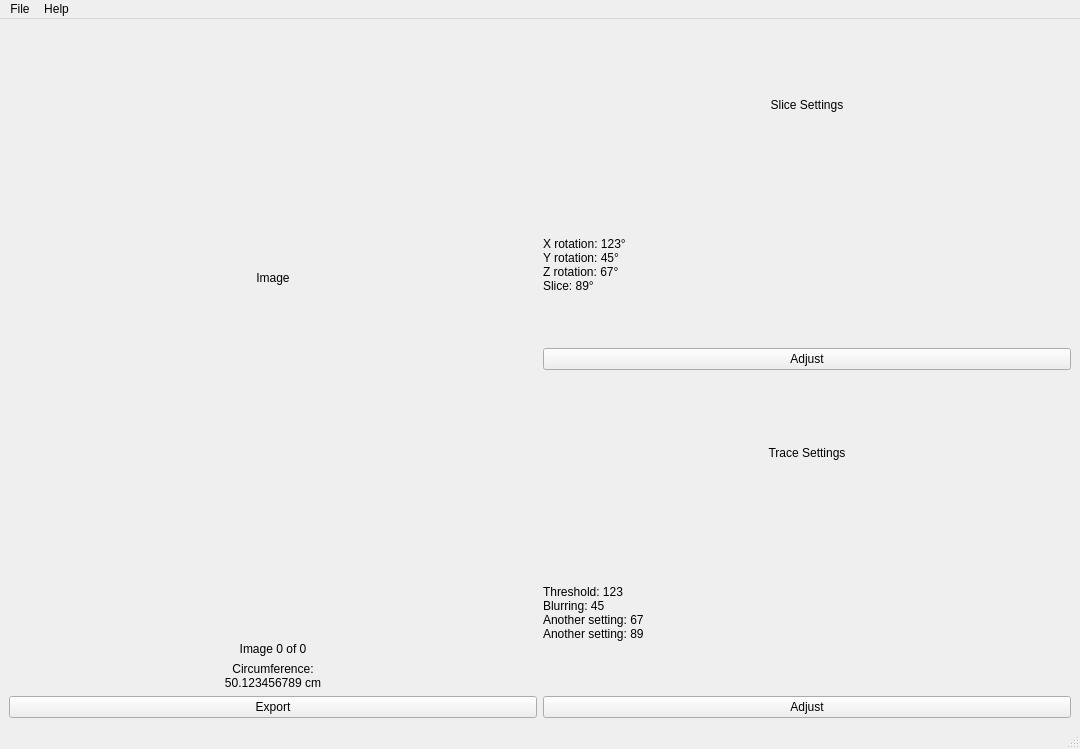
The window that src/GUI/circumference.ui (NIRALUser/NeuroRuler) describes before a commit, drawn with Qt 5.
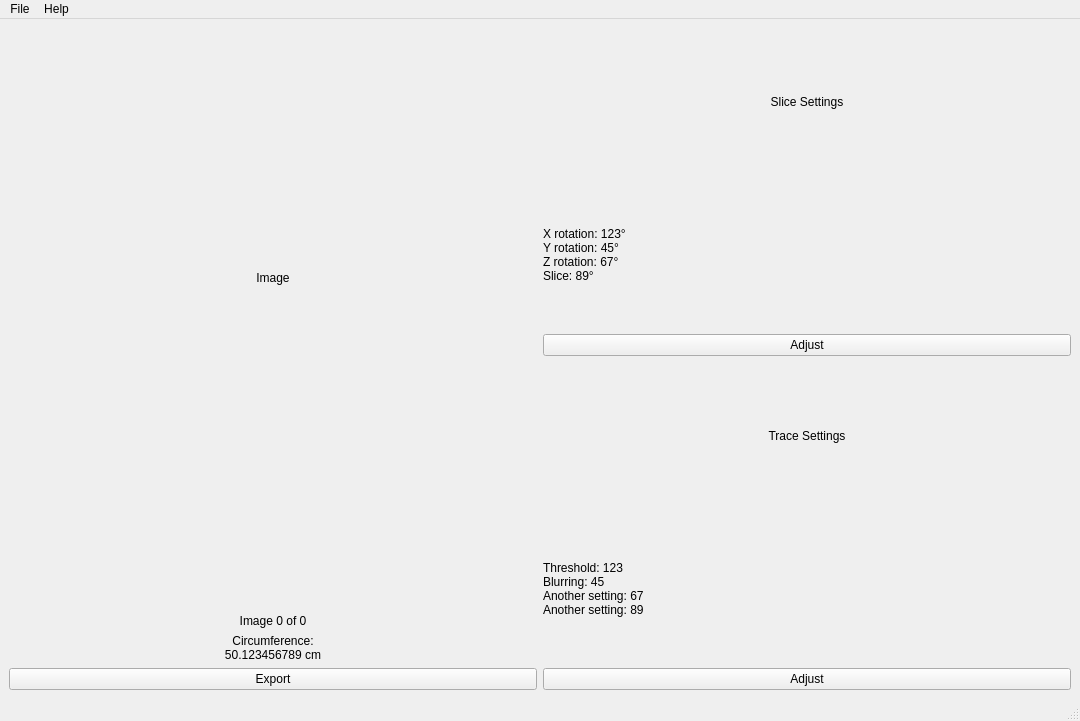
The same window after the commit.

Diff of the .ui file:
```diff
--- a/src/GUI/circumference.ui
+++ b/src/GUI/circumference.ui
@@ -7,7 +7,7 @@
     <x>0</x>
     <y>0</y>
     <width>1080</width>
-    <height>749</height>
+    <height>721</height>
    </rect>
   </property>
   <property name="windowTitle">
```
Left out of the diff: 44 changed lines with no effect on the pictures.
